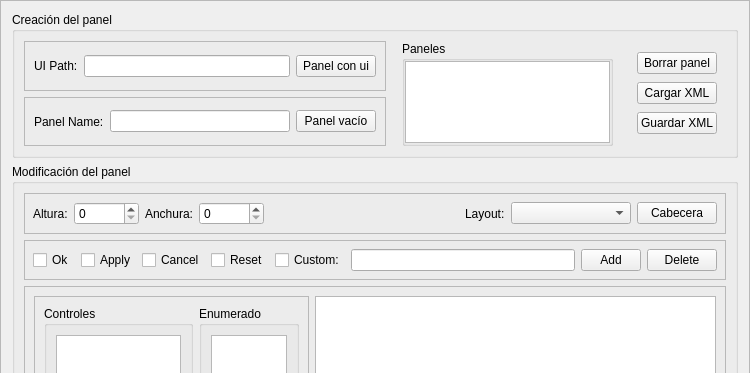
Qt form src/gui/GeneratorPanel.ui (jbarceloperez/generadores) before a commit; both pictures show x 0 to 750 and y 0 to 373 of the 750 by 560 pixel window.
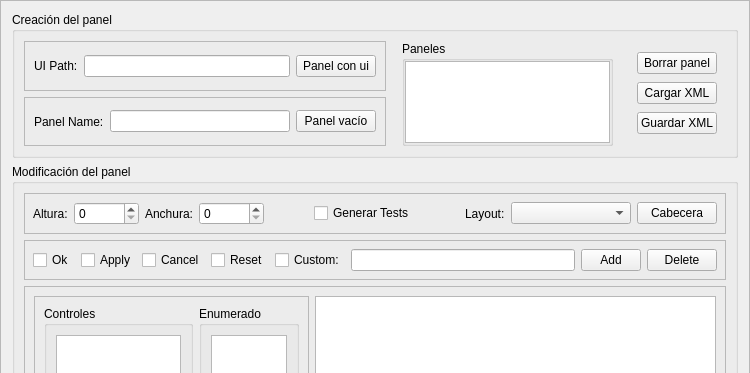
The same form after that commit.

Commit message: added checkbox to decide tests

The edit to the form file:
```diff
--- a/src/gui/GeneratorPanel.ui
+++ b/src/gui/GeneratorPanel.ui
@@ -299,6 +299,26 @@
            </property>
           </widget>
          </item>
+         <item>
+          <spacer name="horizontalSpacer_2">
+           <property name="orientation">
+            <enum>Qt::Horizontal</enum>
+           </property>
+           <property name="sizeHint" stdset="0">
+            <size>
+             <width>40</width>
+             <height>20</height>
+            </size>
+           </property>
+          </spacer>
+         </item>
+         <item>
+          <widget class="QCheckBox" name="cb_tests">
+           <property name="text">
+            <string>Generar Tests</string>
+           </property>
+          </widget>
+         </item>
          <item>
           <spacer name="horizontalSpacer">
            <property name="orientation">
```
The commit also changes 13 other files.
